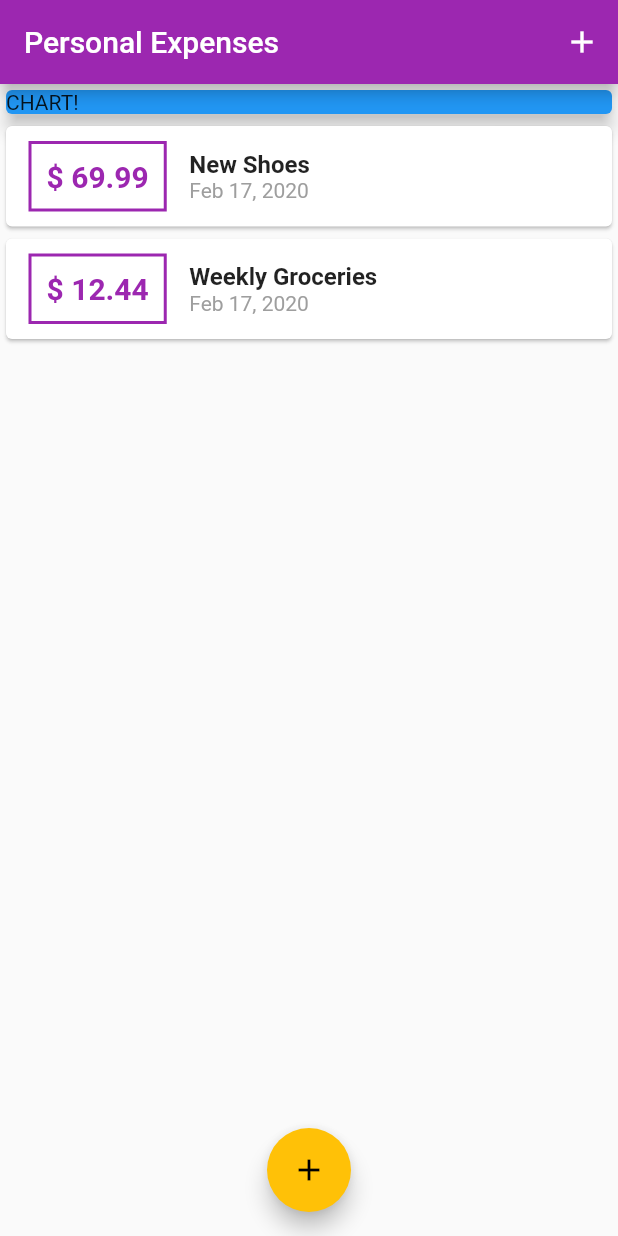
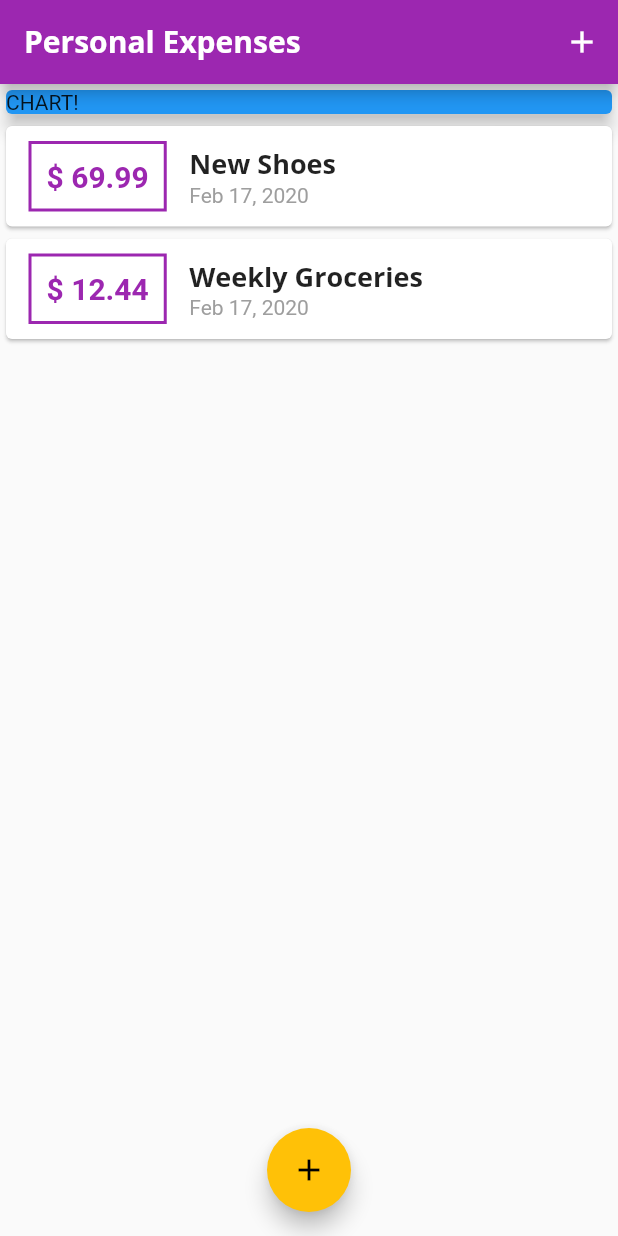
Before and after one commit to tommynicoletti/flutter-complete-guide-udemy, a Flutter app: the screen it shows after launch, on a phone screen of 412 x 824 dp. Run offline on Flutter 3.47's test engine with Material 2 defaults, Android fonts, the phone set to English and light mode, and no system bars.

Commit message:
Custom fonts

```diff
--- a/lib/main.dart
+++ b/lib/main.dart
@@ -11,8 +11,23 @@ class MyApp extends StatelessWidget {
     return MaterialApp(
       title: 'Personal Expenses',
       theme: ThemeData(
-        primarySwatch: Colors.purple,// primary è un solo colore, ma swatch consente diverse forme
+        primarySwatch: Colors.purple,
         accentColor: Colors.amber,
+        fontFamily: 'Quicksand',
+        textTheme: ThemeData.light().textTheme.copyWith(
+              title: TextStyle(
+                fontFamily: 'OpenSans',
+                fontWeight: FontWeight.bold,
+                fontSize: 18,
+              ),
+            ),
+        appBarTheme: AppBarTheme(
+            textTheme: ThemeData.light().textTheme.copyWith(
+                  title: TextStyle(
+                      fontFamily: 'OpenSans',
+                      fontSize: 20,
+                      fontWeight: FontWeight.bold),
+                )),
       ),
       home: MyHomePage(),
     );
@@ -53,7 +68,8 @@ class _MyHomePageState extends State<MyHomePage> {
   void _startAddNewTransaction(BuildContext ctx) {
     showModalBottomSheet(
       context: ctx,
-      builder: (_) { // GestureDetector avoid closing Modal Bottom even if we tap in blank area of Modal
+      builder: (_) {
+        // GestureDetector avoid closing Modal Bottom even if we tap in blank area of Modal
         return GestureDetector(
           onTap: () {},
           child: NewTransaction(_addNewTransaction),
--- a/lib/widgets/transaction_list.dart
+++ b/lib/widgets/transaction_list.dart
@@ -39,10 +39,7 @@ class TransactionList extends StatelessWidget {
                   children: <Widget>[
                     Text(
                       transactions[index].title,
-                      style: TextStyle(
-                        fontSize: 16,
-                        fontWeight: FontWeight.bold,
-                      ),
+                      style: Theme.of(context).textTheme.title,
                     ),
                     Text(
                       DateFormat.yMMMd().format(transactions[index].date),
```
Also changed, not shown: pubspec.yaml (+11 -6 lines), fonts/OpenSans-Bold.ttf (added), fonts/OpenSans-Regular.ttf (added), fonts/Quicksand-Bold.ttf (added), fonts/Quicksand-Light.ttf (added), fonts/Quicksand-Medium.ttf (added), fonts/Quicksand-Regular.ttf (added).
